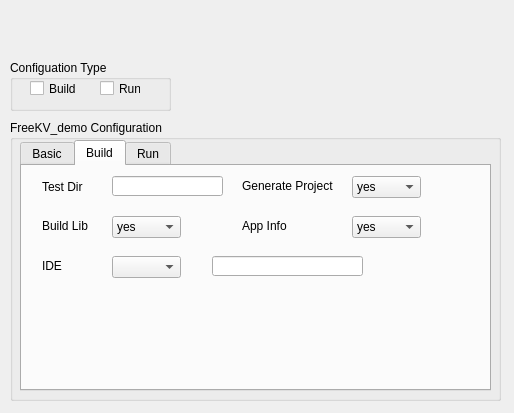
First picture: the form in src/new_GUI/designer_window/demoUi.ui, repository lingxia/FreeKV_demo_gui, before the edit.
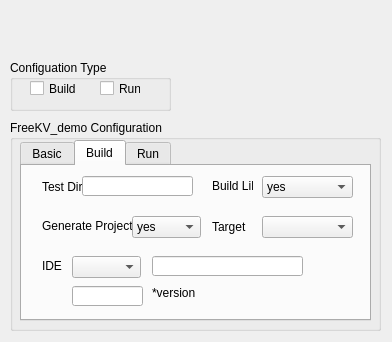
Second picture: the form after the edit. The open tabs and pages were chosen to show the change. Icons and pictures are not drawn.

Diff of the .ui file:
```diff
--- a/src/new_GUI/designer_window/demoUi.ui
+++ b/src/new_GUI/designer_window/demoUi.ui
@@ -6,8 +6,8 @@
    <rect>
     <x>0</x>
     <y>0</y>
-    <width>514</width>
-    <height>413</height>
+    <width>392</width>
+    <height>342</height>
    </rect>
   </property>
   <property name="windowTitle">
@@ -18,8 +18,8 @@
     <rect>
      <x>10</x>
      <y>120</y>
-     <width>491</width>
-     <height>281</height>
+     <width>371</width>
+     <height>211</height>
     </rect>
    </property>
    <property name="title">
@@ -30,8 +30,8 @@
      <rect>
       <x>10</x>
       <y>20</y>
-      <width>471</width>
-      <height>251</height>
+      <width>351</width>
+      <height>181</height>
      </rect>
     </property>
     <property name="currentIndex">
@@ -114,38 +114,28 @@
        </rect>
       </property>
      </widget>
-     <widget class="QLabel" name="targetLabel">
+     <widget class="QLabel" name="label_2">
       <property name="geometry">
        <rect>
-        <x>230</x>
-        <y>51</y>
-        <width>54</width>
-        <height>21</height>
+        <x>200</x>
+        <y>50</y>
+        <width>41</width>
+        <height>20</height>
        </rect>
       </property>
       <property name="text">
        <string>Target</string>
       </property>
      </widget>
-     <widget class="QComboBox" name="targetComboBox">
+     <widget class="QLineEdit" name="lineEdit_2">
       <property name="geometry">
        <rect>
-        <x>290</x>
+        <x>250</x>
         <y>50</y>
-        <width>101</width>
-        <height>22</height>
+        <width>81</width>
+        <height>20</height>
        </rect>
       </property>
-      <item>
-       <property name="text">
-        <string>Debug</string>
-       </property>
-      </item>
-      <item>
-       <property name="text">
-        <string>Release</string>
-       </property>
-      </item>
      </widget>
     </widget>
     <widget class="QWidget" name="buildTab">
@@ -172,7 +162,7 @@
      <widget class="QLineEdit" name="testLineEdit">
       <property name="geometry">
        <rect>
-        <x>90</x>
+        <x>60</x>
         <y>10</y>
         <width>111</width>
         <height>20</height>
@@ -182,8 +172,8 @@
      <widget class="QLabel" name="projectLabel">
       <property name="geometry">
        <rect>
-        <x>220</x>
-        <y>10</y>
+        <x>20</x>
+        <y>50</y>
         <width>101</width>
         <height>20</height>
        </rect>
@@ -195,27 +185,7 @@
      <widget class="QComboBox" name="projectComboBox">
       <property name="geometry">
        <rect>
-        <x>330</x>
-        <y>10</y>
-        <width>69</width>
-        <height>22</height>
-       </rect>
-      </property>
-      <item>
-       <property name="text">
-        <string>yes</string>
-       </property>
-      </item>
-      <item>
-       <property name="text">
-        <string>no</string>
-       </property>
-      </item>
-     </widget>
-     <widget class="QComboBox" name="libComboBox">
-      <property name="geometry">
-       <rect>
-        <x>90</x>
+        <x>110</x>
         <y>50</y>
         <width>69</width>
         <height>22</height>
@@ -232,52 +202,6 @@
        </property>
       </item>
      </widget>
-     <widget class="QLabel" name="libLabel">
-      <property name="geometry">
-       <rect>
-        <x>20</x>
-        <y>50</y>
-        <width>61</width>
-        <height>20</height>
-       </rect>
-      </property>
-      <property name="text">
-       <string>Build Lib</string>
-      </property>
-     </widget>
-     <widget class="QComboBox" name="appInfoComboBox">
-      <property name="geometry">
-       <rect>
-        <x>330</x>
-        <y>50</y>
-        <width>69</width>
-        <height>22</height>
-       </rect>
-      </property>
-      <item>
-       <property name="text">
-        <string>yes</string>
-       </property>
-      </item>
-      <item>
-       <property name="text">
-        <string>no</string>
-       </property>
-      </item>
-     </widget>
-     <widget class="QLabel" name="appInfoLabel">
-      <property name="geometry">
-       <rect>
-        <x>220</x>
-        <y>50</y>
-        <width>61</width>
-        <height>20</height>
-       </rect>
-      </property>
-      <property name="text">
-       <string>App Info</string>
-      </property>
-     </widget>
      <widget class="QLabel" name="ideLabel">
       <property name="geometry">
        <rect>
@@ -294,7 +218,7 @@
      <widget class="QComboBox" name="ideComboBox">
       <property name="geometry">
        <rect>
-        <x>90</x>
+        <x>50</x>
         <y>90</y>
         <width>69</width>
         <height>22</height>
@@ -304,13 +228,92 @@
      <widget class="QLineEdit" name="ideLineEdit">
       <property name="geometry">
        <rect>
-        <x>190</x>
+        <x>130</x>
         <y>90</y>
         <width>151</width>
         <height>20</height>
        </rect>
       </property>
      </widget>
+     <widget class="QComboBox" name="targetComboBox">
+      <property name="geometry">
+       <rect>
+        <x>240</x>
+        <y>50</y>
+        <width>91</width>
+        <height>22</height>
+       </rect>
+      </property>
+     </widget>
+     <widget class="QLabel" name="targetLabel">
+      <property name="geometry">
+       <rect>
+        <x>190</x>
+        <y>50</y>
+        <width>41</width>
+        <height>21</height>
+       </rect>
+      </property>
+      <property name="text">
+       <string>Target</string>
+      </property>
+     </widget>
+     <widget class="QComboBox" name="libComboBox">
+      <property name="geometry">
+       <rect>
+        <x>240</x>
+        <y>10</y>
+        <width>91</width>
+        <height>22</height>
+       </rect>
+      </property>
+      <item>
+       <property name="text">
+        <string>yes</string>
+       </property>
+      </item>
+      <item>
+       <property name="text">
+        <string>no</string>
+       </property>
+      </item>
+     </widget>
+     <widget class="QLabel" name="libLabel">
+      <property name="geometry">
+       <rect>
+        <x>190</x>
+        <y>10</y>
+        <width>41</width>
+        <height>20</height>
+       </rect>
+      </property>
+      <property name="text">
+       <string>Build Lib</string>
+      </property>
+     </widget>
+     <widget class="QLabel" name="versionLabel">
+      <property name="geometry">
+       <rect>
+        <x>130</x>
+        <y>120</y>
+        <width>46</width>
+        <height>13</height>
+       </rect>
+      </property>
+      <property name="text">
+       <string>*version</string>
+      </property>
+     </widget>
+     <widget class="QLineEdit" name="versionLineEdit">
+      <property name="geometry">
+       <rect>
+        <x>50</x>
+        <y>120</y>
+        <width>71</width>
+        <height>20</height>
+       </rect>
+      </property>
+     </widget>
     </widget>
     <widget class="QWidget" name="runTab">
      <attribute name="icon">
```
Left out of the diff: 75 changed lines with no effect on the pictures.
